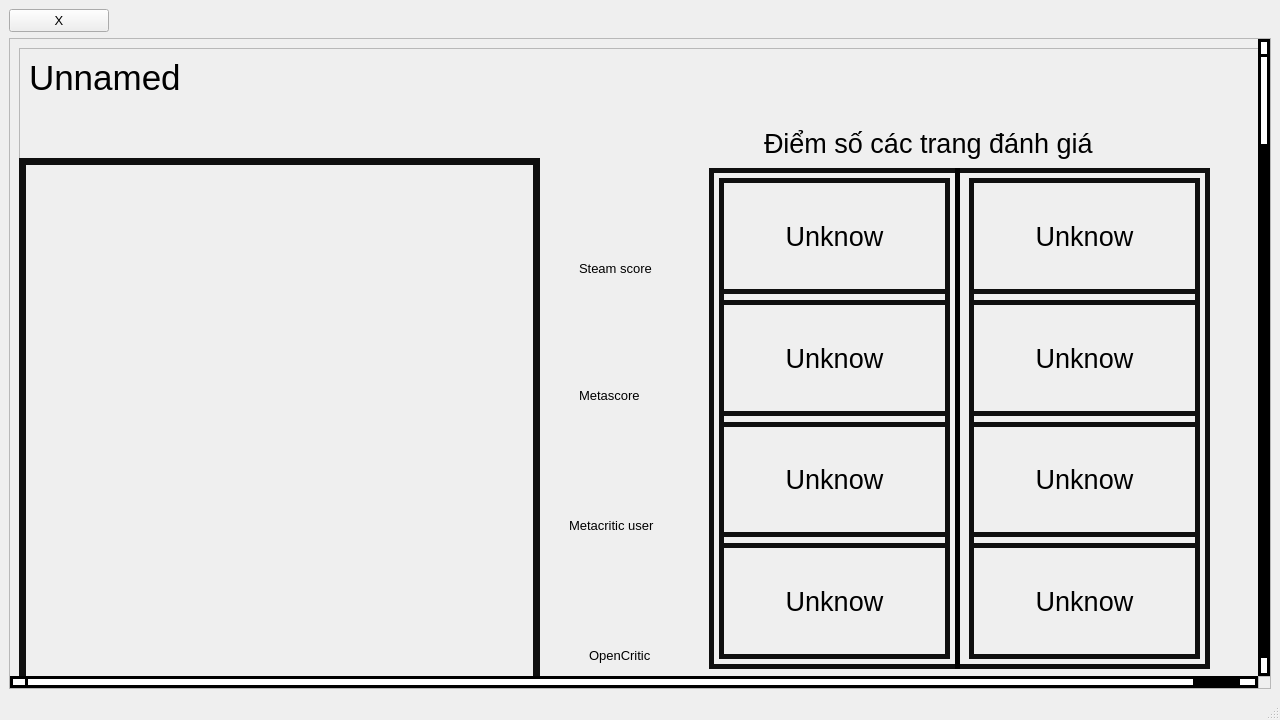
Old version of the form test2.ui in the repository MinMinhMin/ValvesPal.
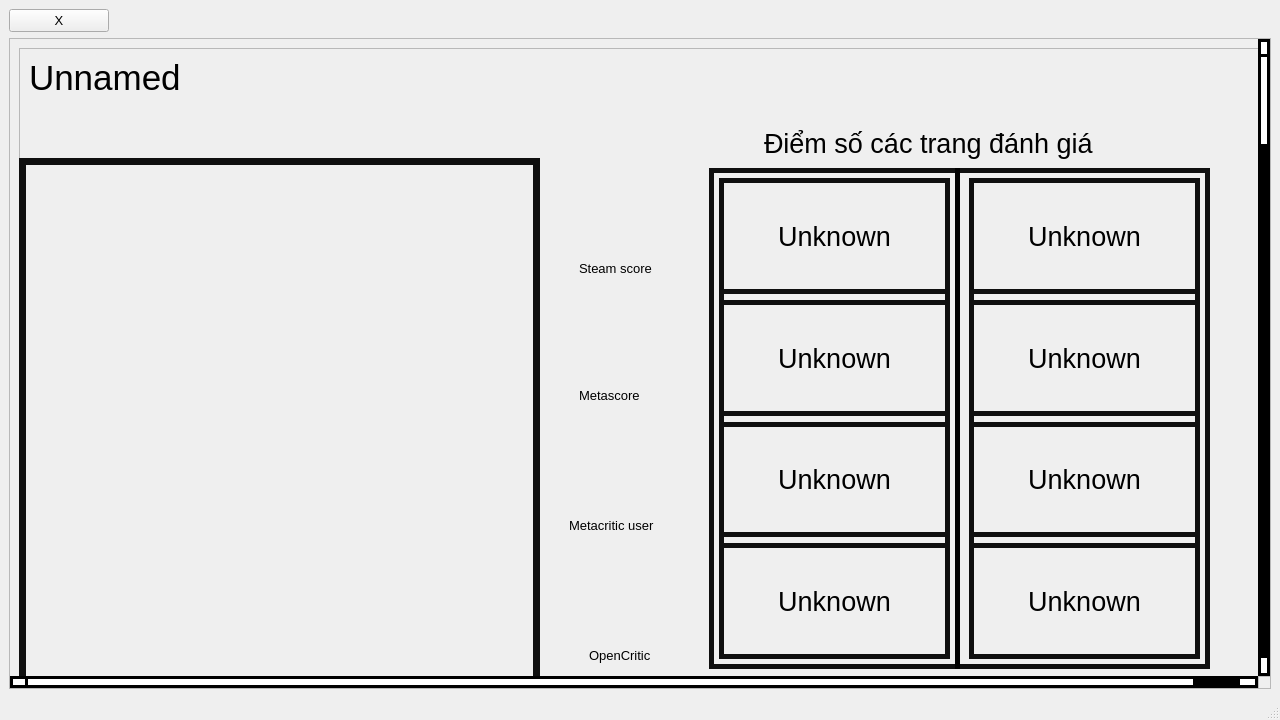
New version of the form. Icons and pictures are not drawn.

What changed in the file:
```diff
--- a/test2.ui
+++ b/test2.ui
@@ -495,7 +495,7 @@
                 <string notr="true">border-radius: 0px;</string>
                </property>
                <property name="text">
-                <string>Unknow</string>
+                <string>Unknown</string>
                </property>
                <property name="alignment">
                 <set>Qt::AlignCenter</set>
@@ -513,7 +513,7 @@
                 <string notr="true">border-radius: 0px;</string>
                </property>
                <property name="text">
-                <string>Unknow</string>
+                <string>Unknown</string>
                </property>
                <property name="alignment">
                 <set>Qt::AlignCenter</set>
@@ -531,7 +531,7 @@
                 <string notr="true">border-radius: 0px;</string>
                </property>
                <property name="text">
-                <string>Unknow</string>
+                <string>Unknown</string>
                </property>
                <property name="alignment">
                 <set>Qt::AlignCenter</set>
@@ -549,7 +549,7 @@
                 <string notr="true">border-radius: 0px;</string>
                </property>
                <property name="text">
-                <string>Unknow</string>
+                <string>Unknown</string>
                </property>
                <property name="alignment">
                 <set>Qt::AlignCenter</set>
@@ -579,7 +579,7 @@
                 <string notr="true">border-radius: 0px;</string>
                </property>
                <property name="text">
-                <string>Unknow</string>
+                <string>Unknown</string>
                </property>
                <property name="alignment">
                 <set>Qt::AlignCenter</set>
@@ -597,7 +597,7 @@
                 <string notr="true">border-radius: 0px;</string>
                </property>
                <property name="text">
-                <string>Unknow</string>
+                <string>Unknown</string>
                </property>
                <property name="alignment">
                 <set>Qt::AlignCenter</set>
@@ -615,7 +615,7 @@
                 <string notr="true">border-radius: 0px;</string>
                </property>
                <property name="text">
-                <string>Unknow</string>
+                <string>Unknown</string>
                </property>
                <property name="alignment">
                 <set>Qt::AlignCenter</set>
@@ -633,7 +633,7 @@
                 <string notr="true">border-radius: 0px;</string>
                </property>
                <property name="text">
-                <string>Unknow</string>
+                <string>Unknown</string>
                </property>
                <property name="alignment">
                 <set>Qt::AlignCenter</set>
```
